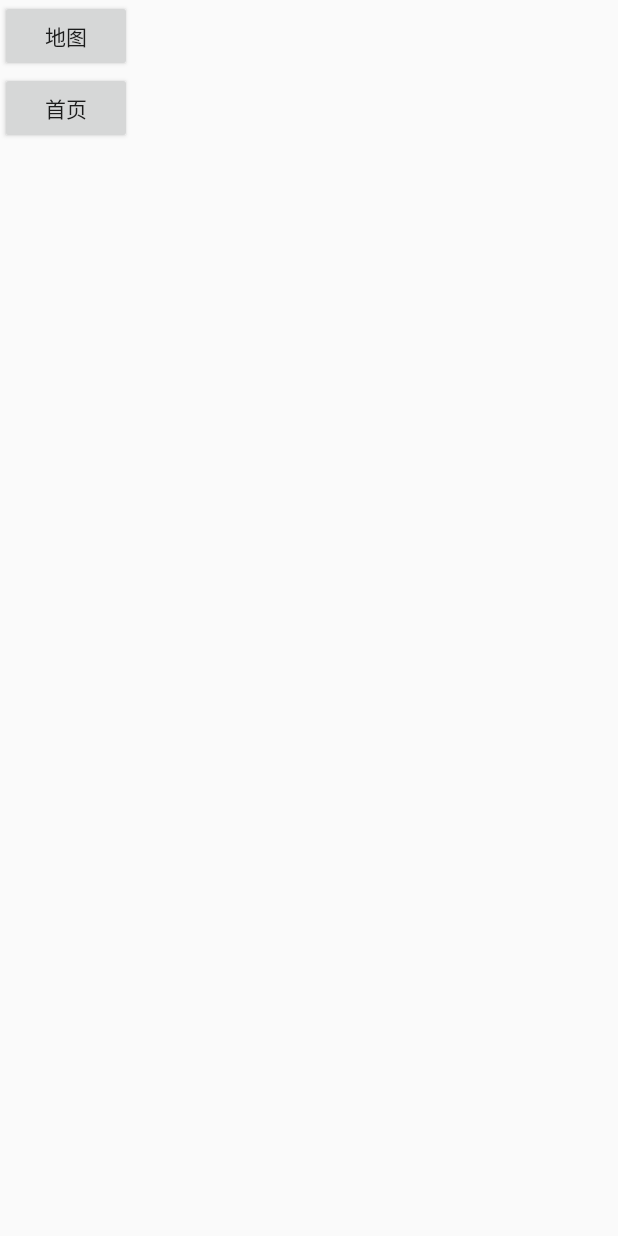
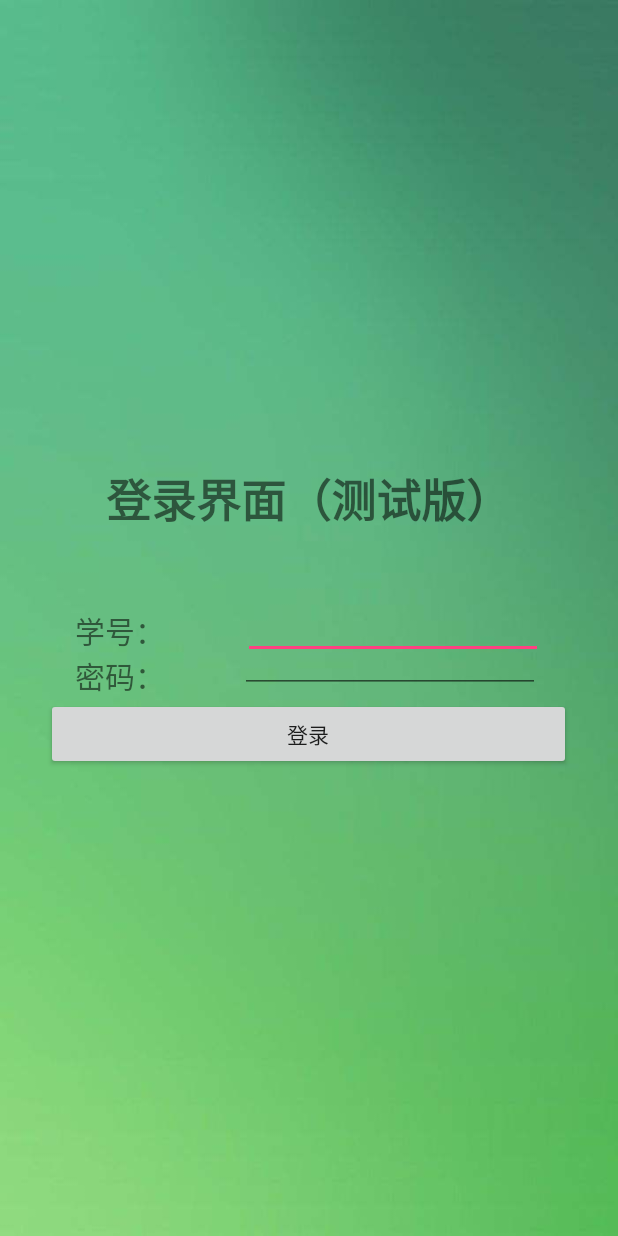
Before and after one commit to DLWangSan/bbusport, an Android app: the screen it shows after launch (MainActivity), on a phone screen of 412 x 824 dp. Run offline under Robolectric (Android 15) with nearby library versions, the phone set to English and light mode, and no system bars; libraries missing offline, so code that uses them is left out: org.zackratos.ultimatebar; 2 statements that could not run were skipped.

Commit message:
做了个很丑的登录界面，等同志们做好登录界面再继续优化了

```diff
--- a/app/src/main/java/com/dlws/bbusport/MainActivity.java
+++ b/app/src/main/java/com/dlws/bbusport/MainActivity.java
@@ -5,38 +5,64 @@ import android.os.Bundle;
 import android.support.v7.app.AppCompatActivity;
 import android.view.View;
 import android.widget.Button;
+import android.widget.EditText;
+import android.widget.Toast;
+
 import com.dlws.bbusport.activity.first_page.FirstPageActivity;
 
 import org.zackratos.ultimatebar.UltimateBar;
 
 
 public class MainActivity extends AppCompatActivity {
-    private Button mapButton;
-    private Button firstPageButton;
+    private Button login;
+    private EditText id;
+    private EditText pwd;
+
     @Override
     protected void onCreate(Bundle savedInstanceState) {
         super.onCreate(savedInstanceState);
         setContentView(R.layout.activity_main);
+        //状态栏透明
+        UltimateBar ultimateBar = new UltimateBar(this);
+        ultimateBar.setImmersionBar();
 
+        login = findViewById(R.id.ok);
+        id=findViewById(R.id.id);
+        pwd=findViewById(R.id.pwd);
 
-
-        mapButton=findViewById(R.id.map);
-        firstPageButton=findViewById(R.id.first_page);
-
-        mapButton.setOnClickListener(new View.OnClickListener() {
+        login.setOnClickListener(new View.OnClickListener() {
             @Override
             public void onClick(View v) {
-                Intent intent=new Intent(MainActivity.this, com.dlws.bbusport.activity.map_page.MapActivity.class);
-                startActivity(intent);
-            }
-        });
-        firstPageButton.setOnClickListener(new View.OnClickListener() {
-            @Override
-            public void onClick(View v) {
-                Intent intent=new Intent(MainActivity.this,FirstPageActivity.class);
-                startActivity(intent);
+                if(checkNumOK()){
+                    Intent intent = new Intent(MainActivity.this,FirstPageActivity.class);
+                    startActivity(intent);
+                }else{
+                    //
+                }
             }
         });
     }
+    protected boolean checkNumOK(){
+        String idreal;
+        String pwdreal;
+        idreal = id.getText().toString();
+        pwdreal=pwd.getText().toString();
+        long idd= Long.parseLong(idreal);
+        long pwdd=Long.parseLong(pwdreal);
+        if((idd>=2031001) && idd<=2031040)
+        {
+            if (pwdd==idd-2030000)
+            {
+                return true;
+            }else{
+                Toast.makeText(this, "密码错误", Toast.LENGTH_SHORT).show();
+                return false;
+            }
+        }else{
+            Toast.makeText(this, "账号不存在", Toast.LENGTH_SHORT).show();
+            return false;
+        }
+
+    }
 
 }
--- a/app/src/main/res/layout/activity_main.xml
+++ b/app/src/main/res/layout/activity_main.xml
@@ -1,16 +1,82 @@
 <?xml version="1.0" encoding="utf-8"?>
-<LinearLayout xmlns:android="http://schemas.android.com/apk/res/android"
+<RelativeLayout  xmlns:android="http://schemas.android.com/apk/res/android"
     android:orientation="vertical"
-    android:layout_width="match_parent"
-    android:layout_height="match_parent">
-   <Button
-       android:id="@+id/map"
-       android:layout_width="wrap_content"
-       android:layout_height="wrap_content"
-       android:text="地图"/>
-    <Button
-        android:id="@+id/first_page"
+    android:layout_width="fill_parent"
+    android:layout_height="fill_parent"
+    android:gravity="center_vertical"
+    android:background="@drawable/back_main">
+   <!--<Button-->
+       <!--android:id="@+id/map"-->
+       <!--android:layout_width="wrap_content"-->
+       <!--android:layout_height="wrap_content"-->
+       <!--android:text="地图"/>-->
+    <!--<Button-->
+        <!--android:id="@+id/first_page"-->
+        <!--android:layout_width="wrap_content"-->
+        <!--android:layout_height="wrap_content"-->
+        <!--android:text="首页"/>-->
+    <TextView
+        android:id="@+id/login"
         android:layout_width="wrap_content"
         android:layout_height="wrap_content"
-        android:text="首页"/>
-</LinearLayout>
+        android:text="登录界面（测试版）"
+        android:textSize="30dp"
+        android:textStyle="bold"
+        android:layout_centerInParent="true"/>
+    <TextView
+        android:layout_below="@+id/login"
+        android:id="@+id/login1"
+        android:layout_width="50dp"
+        android:layout_height="50dp" />
+<TextView
+    android:id="@+id/id_bac"
+    android:layout_width="wrap_content"
+    android:layout_height="wrap_content"
+    android:text="学号："
+    android:layout_below="@+id/login1"
+    android:textSize="20dp"
+    android:layout_marginLeft="50dp"/>
+
+    <EditText
+        android:id="@+id/id"
+        android:layout_width="200dp"
+        android:layout_height="wrap_content"
+        android:layout_below="@+id/login1"
+        android:layout_marginLeft="52dp"
+        android:layout_marginTop="-14dp"
+        android:layout_toRightOf="@+id/id_bac"
+        android:textSize="20dp" />
+
+    <TextView
+        android:id="@+id/pwd_bak"
+        android:layout_width="wrap_content"
+        android:layout_height="wrap_content"
+        android:textSize="20dp"
+        android:layout_below="@+id/id_bac"
+        android:text="密码："
+        android:layout_marginLeft="50dp"/>
+
+    <EditText
+        android:id="@+id/pwd"
+        android:layout_width="200dp"
+        android:layout_height="wrap_content"
+
+        android:layout_below="@+id/id_bac"
+        android:layout_marginLeft="50dp"
+        android:layout_marginTop="-21dp"
+        android:layout_toRightOf="@+id/pwd_bak"
+        android:textSize="20dp"
+        android:inputType="textPassword"/>
+
+    <Button
+        android:id="@+id/ok"
+        android:layout_below="@+id/pwd_bak"
+        android:layout_width="350dp"
+        android:layout_height="wrap_content"
+        android:layout_centerHorizontal="true"
+        android:text="登录"/>
+
+
+
+
+</RelativeLayout >
--- a/app/src/main/res/values/styles.xml
+++ b/app/src/main/res/values/styles.xml
@@ -28,4 +28,6 @@
         <item name="android:textColor">@color/write</item>
     </style>
 
+
+
 </resources>
```
Also changed, not shown: app/src/main/res/drawable/head.png (added).
